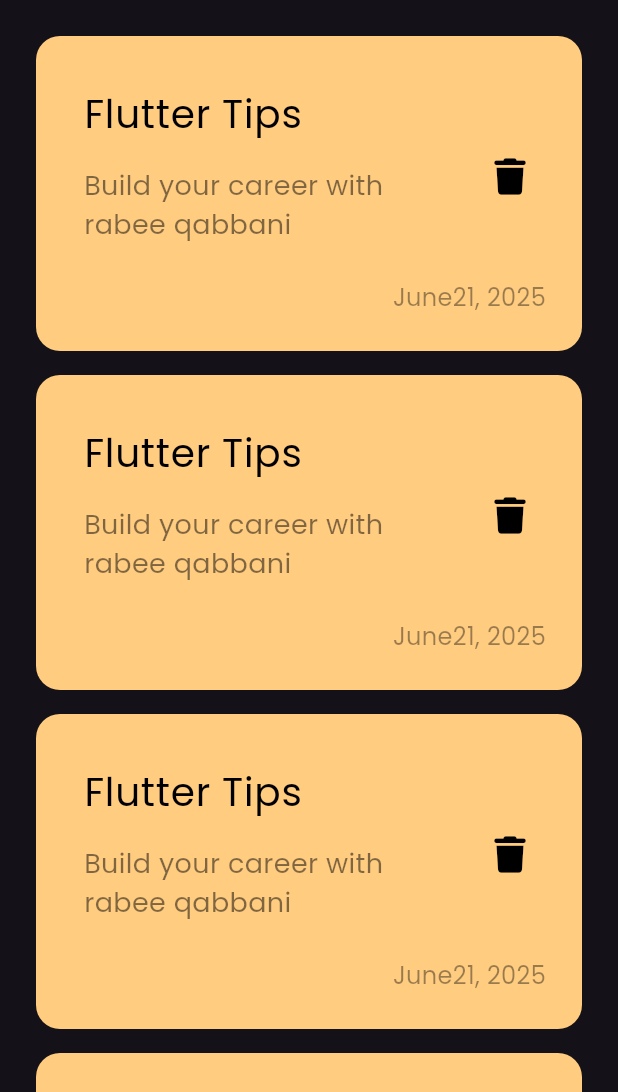
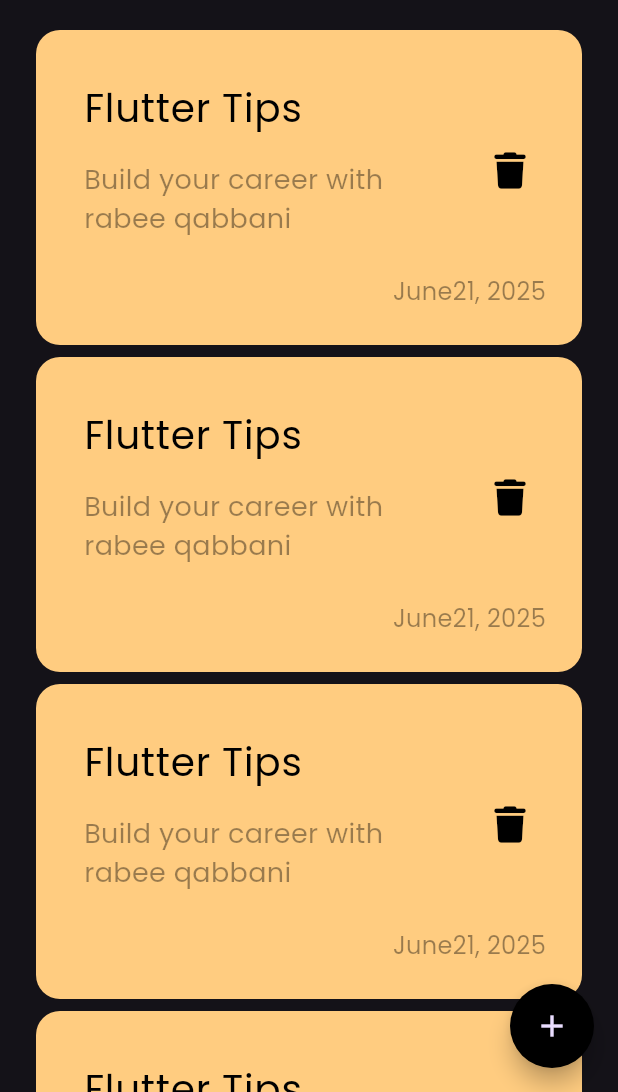
Before and after one commit to RabeeQabbani/notes_app, a Flutter app: the screen it shows after launch, on a phone screen of 412 x 824 dp, the part 144-1236 px from its top. Run offline on Flutter 3.47's test engine with Material 3 defaults, Android fonts, the phone set to English and light mode, and no system bars; our stand-ins replace font_awesome_flutter.

Commit message:
add floating action button

```diff
--- a/lib/views/notes_view.dart
+++ b/lib/views/notes_view.dart
@@ -6,8 +6,14 @@ class NotesView extends StatelessWidget {
 
   @override
   Widget build(BuildContext context) {
-    return const Scaffold(
-      body: NotesViewBody(),
+    return Scaffold(
+      floatingActionButton: FloatingActionButton(
+        backgroundColor: Colors.black,
+        shape: CircleBorder(),
+        onPressed: () {},
+        child: Icon(Icons.add),
+      ),
+      body: const NotesViewBody(),
     );
   }
 }
--- a/lib/views/widgets/custom_note_item.dart
+++ b/lib/views/widgets/custom_note_item.dart
@@ -21,11 +21,11 @@ class CustomNoteItem extends StatelessWidget {
               style: TextStyle(color: Colors.black, fontSize: 26),
             ),
             subtitle: Padding(
-              padding: const EdgeInsets.only(top: 16, bottom: 16),
+              padding: const EdgeInsets.symmetric(vertical: 16),
               child: Text(
                 "Build your career with rabee qabbani",
                 style: TextStyle(
-                  color: Colors.black.withOpacity(0.5),
+                  color: Colors.black.withOpacity(0.4),
                   fontSize: 18,
                 ),
               ),
--- a/lib/views/widgets/notes_list_view.dart
+++ b/lib/views/widgets/notes_list_view.dart
@@ -9,7 +9,7 @@ class NotesListView extends StatelessWidget {
     return ListView.builder(
       itemBuilder: (context, index) {
         return const Padding(
-          padding: EdgeInsets.symmetric(vertical: 8),
+          padding: EdgeInsets.symmetric(vertical: 4),
           child: CustomNoteItem(),
         );
       },
```
Also changed, not shown: lib/main.dart (line endings or trailing spaces).
